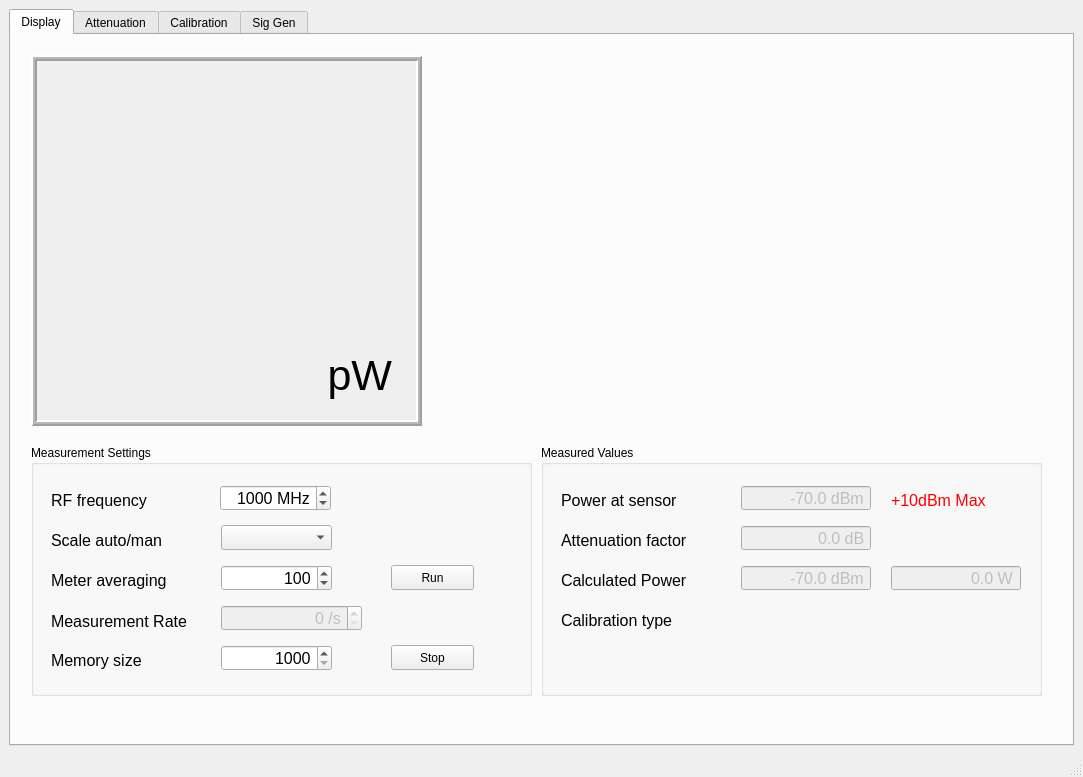
Before: the Qt Designer form powerMeter.ui in g4ixt/RFPowerMeter, drawn with Qt 5.
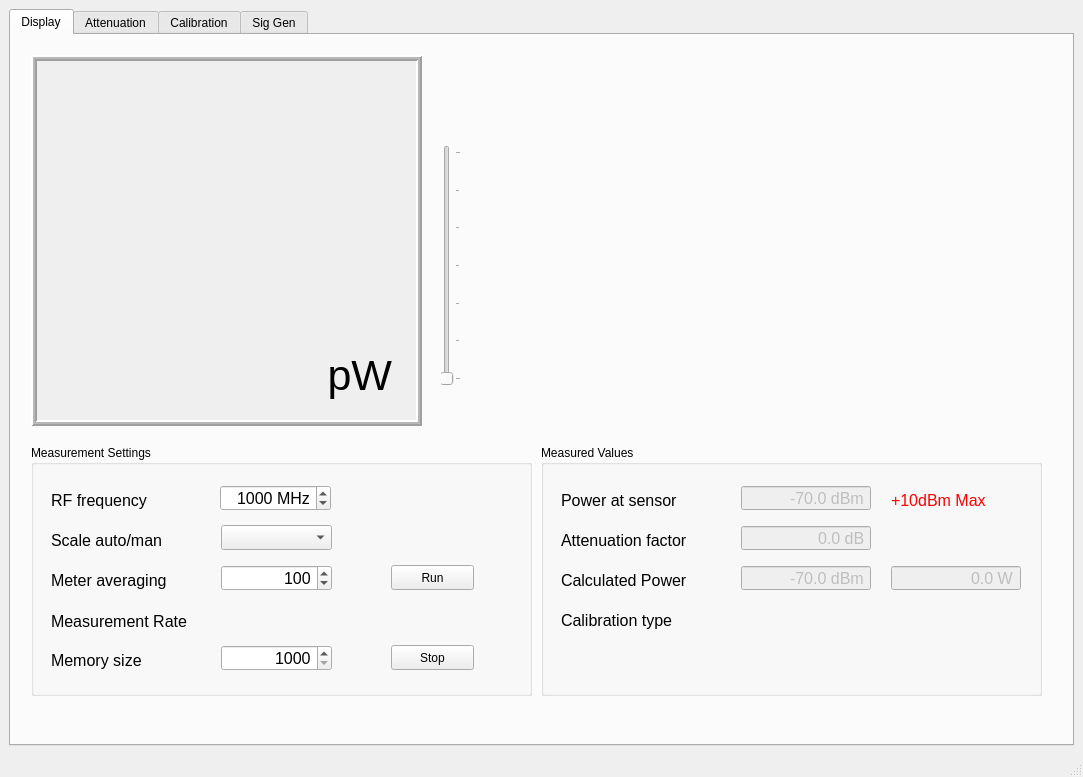
After: the same form once the commit is applied. Custom widgets are drawn as their Qt base class.

```diff
--- a/powerMeter.ui
+++ b/powerMeter.ui
@@ -339,8 +339,8 @@
          </property>
          <property name="geometry">
           <rect>
-           <x>190</x>
-           <y>160</y>
+           <x>880</x>
+           <y>-50</y>
            <width>141</width>
            <height>26</height>
           </rect>
@@ -353,8 +353,11 @@
          <property name="alignment">
           <set>Qt::AlignRight|Qt::AlignTrailing|Qt::AlignVCenter</set>
          </property>
+         <property name="buttonSymbols">
+          <enum>QAbstractSpinBox::NoButtons</enum>
+         </property>
          <property name="suffix">
-          <string> /s</string>
+          <string/>
          </property>
          <property name="decimals">
           <number>0</number>
@@ -385,9 +388,9 @@
        <widget class="PlotWidget" name="graphWidget" native="true">
         <property name="geometry">
          <rect>
-          <x>430</x>
+          <x>470</x>
           <y>20</y>
-          <width>611</width>
+          <width>571</width>
           <height>371</height>
          </rect>
         </property>
@@ -737,6 +740,43 @@
          </property>
         </widget>
        </widget>
+       <widget class="QSlider" name="trigger">
+        <property name="geometry">
+         <rect>
+          <x>430</x>
+          <y>110</y>
+          <width>20</width>
+          <height>241</height>
+         </rect>
+        </property>
+        <property name="toolTip">
+         <string extracomment="Trigger Threshold dBm"/>
+        </property>
+        <property name="minimum">
+         <number>-60</number>
+        </property>
+        <property name="maximum">
+         <number>0</number>
+        </property>
+        <property name="value">
+         <number>-60</number>
+        </property>
+        <property name="sliderPosition">
+         <number>-60</number>
+        </property>
+        <property name="orientation">
+         <enum>Qt::Vertical</enum>
+        </property>
+        <property name="invertedControls">
+         <bool>true</bool>
+        </property>
+        <property name="tickPosition">
+         <enum>QSlider::TicksBelow</enum>
+        </property>
+        <property name="tickInterval">
+         <number>10</number>
+        </property>
+       </widget>
        <zorder>groupBox</zorder>
        <zorder>frame</zorder>
        <zorder>groupBox_3</zorder>
```
Left out of the diff: 15 changed lines with no effect on the pictures.
